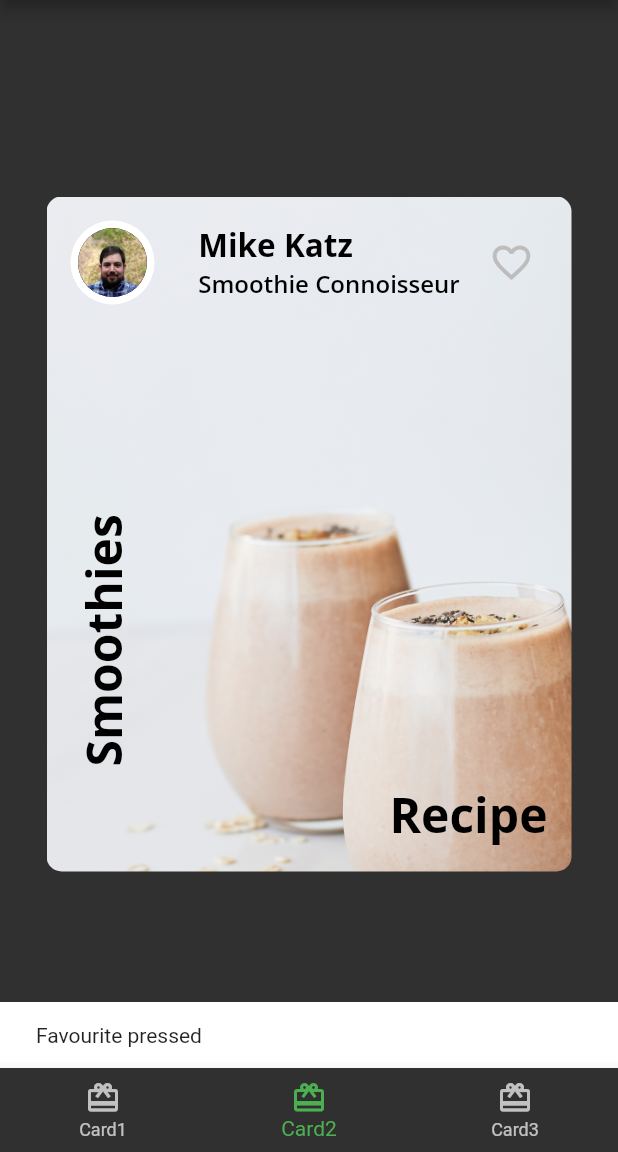
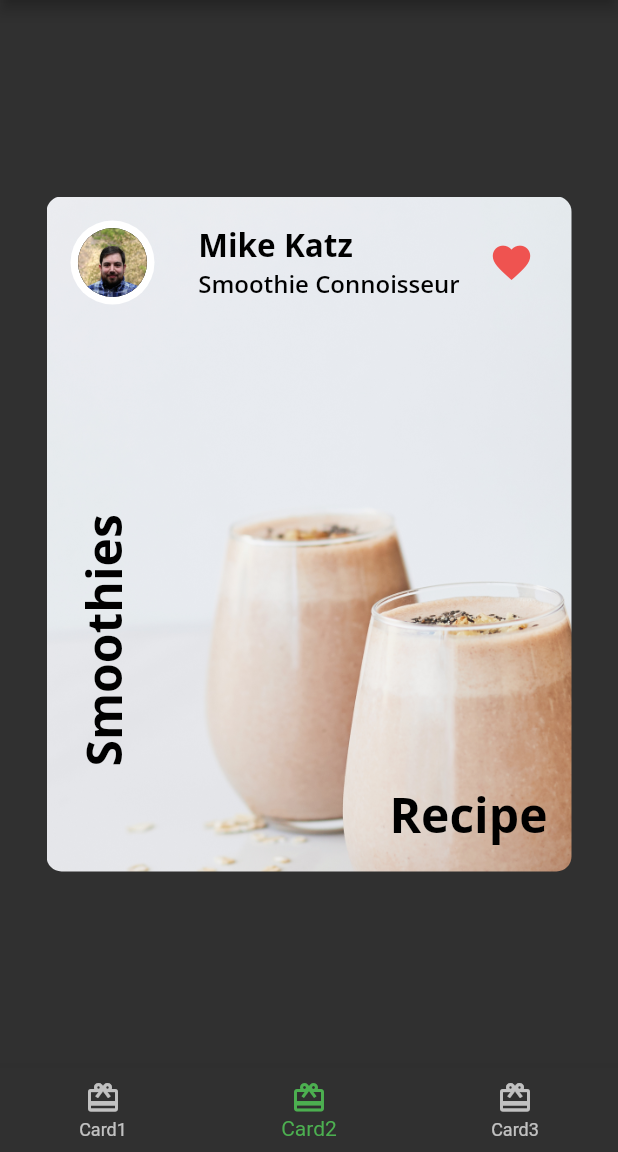
Before and after one commit to mp3yty/fooderlich_basic_widgets, a Flutter app: the screen it shows after launch, item 2 of the bottom bar chosen, after a tap on the "favorite outline" icon, on a phone screen of 412 x 824 dp, the part 84-1236 px from its top. Run offline on Flutter 3.47's test engine with Material 2 defaults, Android fonts, the phone set to English and light mode, and no system bars; our stand-ins replace google_fonts.

Commit message:
convert author card to stateful widget

```diff
--- a/lib/author_card.dart
+++ b/lib/author_card.dart
@@ -2,7 +2,7 @@ import 'package:flutter/material.dart';
 import 'fooderlich_theme.dart';
 import 'circle_image.dart';
 
-class AuthorCard extends StatelessWidget {
+class AuthorCard extends StatefulWidget {
   final String authorName;
   final String title;
   final ImageProvider? imageProvider;
@@ -15,6 +15,13 @@ class AuthorCard extends StatelessWidget {
   }) : super(key: key);
 
   @override
+  State<AuthorCard> createState() => _AuthorCardState();
+}
+
+class _AuthorCardState extends State<AuthorCard> {
+  bool _isFavorited = false;
+
+  @override
   Widget build(BuildContext context) {
     return Container(
       padding: EdgeInsets.all(16),
@@ -22,7 +29,7 @@ class AuthorCard extends StatelessWidget {
         mainAxisAlignment: MainAxisAlignment.spaceBetween,
         children: [
           CircleImage(
-            imageProvider: imageProvider,
+            imageProvider: widget.imageProvider,
             imageRadius: 28,
           ),
           const SizedBox(width: 8),
@@ -30,22 +37,23 @@ class AuthorCard extends StatelessWidget {
             crossAxisAlignment: CrossAxisAlignment.start,
             children: [
               Text(
-                authorName,
+                widget.authorName,
                 style: FooderlichTheme.lightTextTheme.headline2,
               ),
               Text(
-                title,
+                widget.title,
                 style: FooderlichTheme.lightTextTheme.headline3,
               ),
             ],
           ),
           IconButton(
-            icon: const Icon(Icons.favorite_border),
+            icon: Icon(_isFavorited ? Icons.favorite : Icons.favorite_border),
             iconSize: 30,
-            color: Colors.grey[400],
+            color: Colors.red[400],
             onPressed: () {
-              const snackBar = SnackBar(content: Text('Favourite pressed'));
-              ScaffoldMessenger.of(context).showSnackBar(snackBar);
+              setState(() {
+                _isFavorited = !_isFavorited;
+              });
             },
           )
         ],
```
